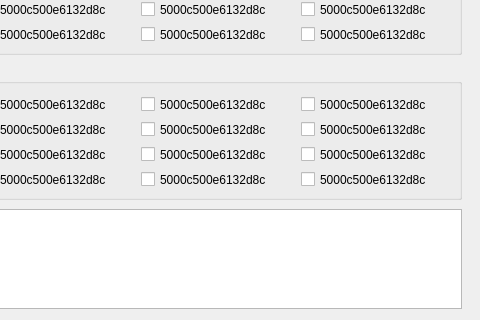
First picture: the form in widget.ui, repository JuihoChen/myDino, before the edit; both pictures show x 679 to 1159 and y 521 to 841 of the 1159 by 841 pixel window.
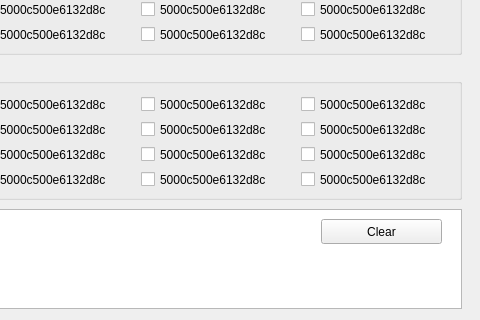
Second picture: the form after the edit. Icons and pictures are not drawn.

Commit message: [NEW] add a push button to clear text browser content

The edit to the form file:
```diff
--- a/widget.ui
+++ b/widget.ui
@@ -1727,6 +1727,22 @@
      <normaloff>.</normaloff>.</iconset>
    </property>
   </widget>
+  <widget class="QPushButton" name="pushButton_2">
+   <property name="geometry">
+    <rect>
+     <x>1000</x>
+     <y>740</y>
+     <width>121</width>
+     <height>25</height>
+    </rect>
+   </property>
+   <property name="text">
+    <string>Clear</string>
+   </property>
+   <property name="icon">
+    <iconset theme="document-new"/>
+   </property>
+  </widget>
  </widget>
  <resources/>
  <connections/>
```
The commit also changes 2 other files.
